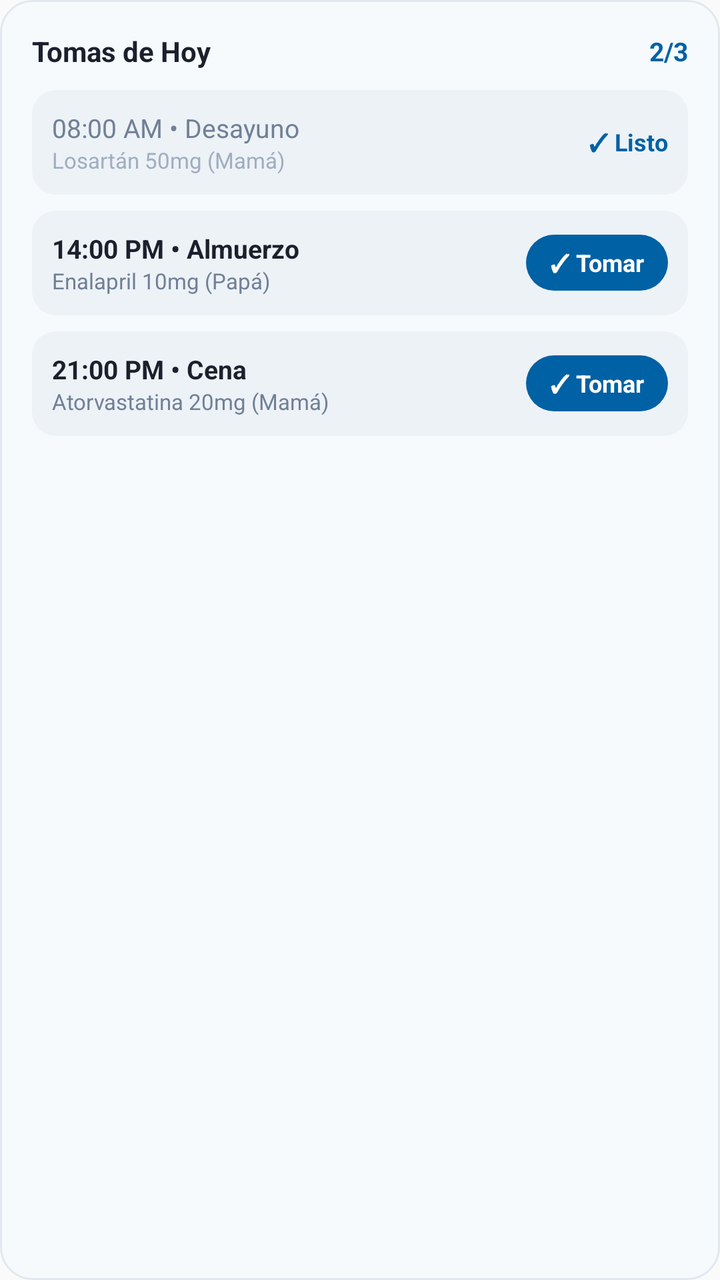
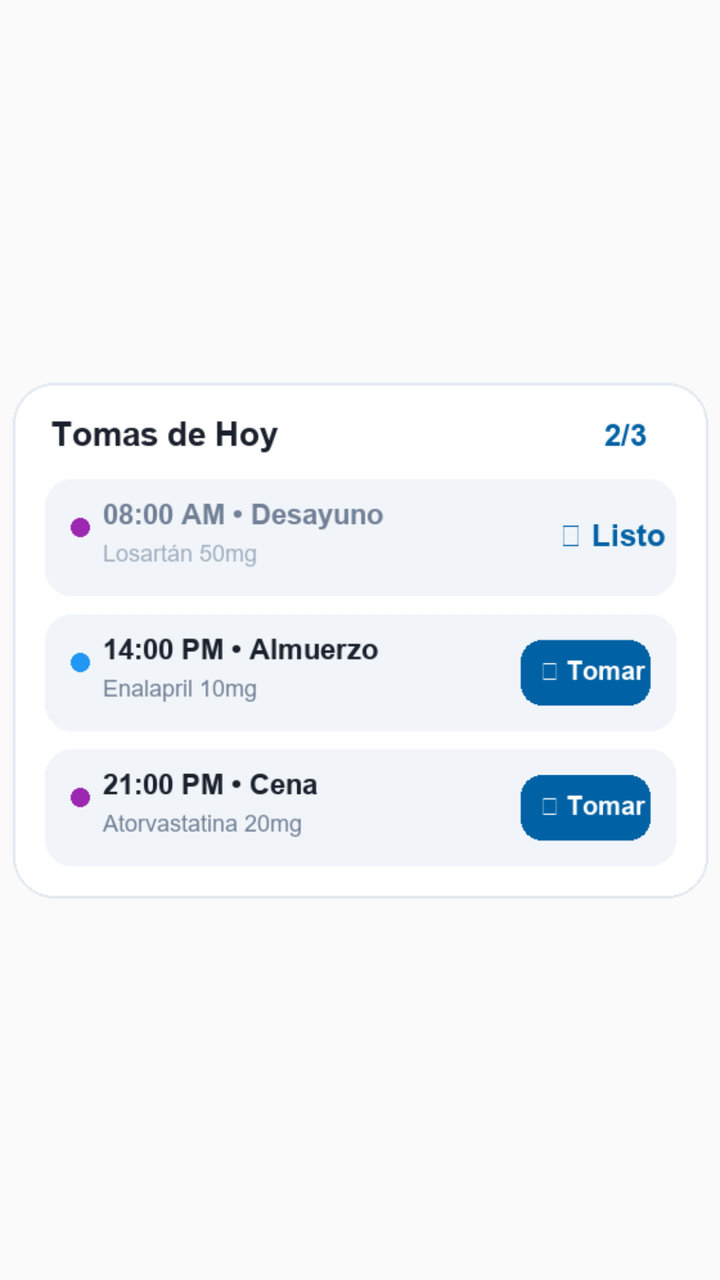

Compare the two renders of this Android layout. The source of the first and the diff that turns it into the second are given below.
<!-- AndroidManifest.xml: application theme android:Theme.Material.Light.NoActionBar -->
<!-- res/layout/widget_daily_schedule_preview.xml -->
<?xml version="1.0" encoding="utf-8"?>
<LinearLayout xmlns:android="http://schemas.android.com/apk/res/android"
    android:layout_width="match_parent"
    android:layout_height="match_parent"
    android:background="@drawable/widget_preview_card_bg"
    android:orientation="vertical"
    android:padding="16dp">

    
    <LinearLayout
        android:layout_width="match_parent"
        android:layout_height="wrap_content"
        android:gravity="center_vertical"
        android:orientation="horizontal">

        <TextView
            android:layout_width="0dp"
            android:layout_height="wrap_content"
            android:layout_weight="1"
            android:text="Tomas de Hoy"
            android:textColor="#1A202C"
            android:textSize="14sp"
            android:textStyle="bold" />

        <TextView
            android:layout_width="wrap_content"
            android:layout_height="wrap_content"
            android:text="2/3"
            android:textColor="#0061A4"
            android:textSize="13sp"
            android:textStyle="bold" />
    </LinearLayout>

    <Space
        android:layout_width="match_parent"
        android:layout_height="10dp" />

    
    <LinearLayout
        android:layout_width="match_parent"
        android:layout_height="wrap_content"
        android:background="@drawable/widget_preview_item_bg"
        android:gravity="center_vertical"
        android:orientation="horizontal"
        android:padding="10dp">

        <LinearLayout
            android:layout_width="0dp"
            android:layout_height="wrap_content"
            android:layout_weight="1"
            android:orientation="vertical">

            <TextView
                android:layout_width="wrap_content"
                android:layout_height="wrap_content"
                android:text="08:00 AM • Desayuno"
                android:textColor="#718096"
                android:textSize="13sp" />

            <TextView
                android:layout_width="wrap_content"
                android:layout_height="wrap_content"
                android:text="Losartán 50mg (Mamá)"
                android:textColor="#A0AEC0"
                android:textSize="11sp" />
        </LinearLayout>

        <TextView
            android:layout_width="wrap_content"
            android:layout_height="wrap_content"
            android:text="✓ Listo"
            android:textColor="#0061A4"
            android:textSize="12sp"
            android:textStyle="bold" />
    </LinearLayout>

    <Space
        android:layout_width="match_parent"
        android:layout_height="8dp" />

    
    <LinearLayout
        android:layout_width="match_parent"
        android:layout_height="wrap_content"
        android:background="@drawable/widget_preview_item_bg"
        android:gravity="center_vertical"
        android:orientation="horizontal"
        android:padding="10dp">

        <LinearLayout
            android:layout_width="0dp"
            android:layout_height="wrap_content"
            android:layout_weight="1"
            android:orientation="vertical">

            <TextView
                android:layout_width="wrap_content"
                android:layout_height="wrap_content"
                android:text="14:00 PM • Almuerzo"
                android:textColor="#1A202C"
                android:textSize="13sp"
                android:textStyle="bold" />

            <TextView
                android:layout_width="wrap_content"
                android:layout_height="wrap_content"
                android:text="Enalapril 10mg (Papá)"
                android:textColor="#718096"
                android:textSize="11sp" />
        </LinearLayout>

        <TextView
            android:layout_width="wrap_content"
            android:layout_height="28dp"
            android:background="@drawable/widget_preview_button_bg"
            android:gravity="center"
            android:paddingStart="12dp"
            android:paddingEnd="12dp"
            android:text="✓ Tomar"
            android:textColor="#FFFFFF"
            android:textSize="12sp"
            android:textStyle="bold" />
    </LinearLayout>

    <Space
        android:layout_width="match_parent"
        android:layout_height="8dp" />

    
    <LinearLayout
        android:layout_width="match_parent"
        android:layout_height="wrap_content"
        android:background="@drawable/widget_preview_item_bg"
        android:gravity="center_vertical"
        android:orientation="horizontal"
        android:padding="10dp">

        <LinearLayout
            android:layout_width="0dp"
            android:layout_height="wrap_content"
            android:layout_weight="1"
            android:orientation="vertical">

            <TextView
                android:layout_width="wrap_content"
                android:layout_height="wrap_content"
                android:text="21:00 PM • Cena"
                android:textColor="#1A202C"
                android:textSize="13sp"
                android:textStyle="bold" />

            <TextView
                android:layout_width="wrap_content"
                android:layout_height="wrap_content"
                android:text="Atorvastatina 20mg (Mamá)"
                android:textColor="#718096"
                android:textSize="11sp" />
        </LinearLayout>

        <TextView
            android:layout_width="wrap_content"
            android:layout_height="28dp"
            android:background="@drawable/widget_preview_button_bg"
            android:gravity="center"
            android:paddingStart="12dp"
            android:paddingEnd="12dp"
            android:text="✓ Tomar"
            android:textColor="#FFFFFF"
            android:textSize="12sp"
            android:textStyle="bold" />
    </LinearLayout>

</LinearLayout>
<!-- resources referenced by this layout -->
<resources>
  <!-- drawable widget_preview_button_bg (drawable) -->
  <?xml version="1.0" encoding="utf-8"?>
  <shape xmlns:android="http://schemas.android.com/apk/res/android"
      android:shape="rectangle">
      <corners android:radius="20dp" />
      <solid android:color="#0061A4" />
  </shape>
  <!-- drawable widget_preview_card_bg (drawable) -->
  <?xml version="1.0" encoding="utf-8"?>
  <shape xmlns:android="http://schemas.android.com/apk/res/android"
      android:shape="rectangle">
      <corners android:radius="16dp" />
      <solid android:color="#F7FAFC" />
      <stroke
          android:width="1dp"
          android:color="#E2E8F0" />
  </shape>
  <!-- drawable widget_preview_item_bg (drawable) -->
  <?xml version="1.0" encoding="utf-8"?>
  <shape xmlns:android="http://schemas.android.com/apk/res/android"
      android:shape="rectangle">
      <corners android:radius="12dp" />
      <solid android:color="#EDF2F7" />
  </shape>
</resources>

<!-- the commit's change to res/layout/widget_daily_schedule_preview.xml (unified diff, before → after) -->
@@ -1,173 +1,11 @@
 <?xml version="1.0" encoding="utf-8"?>
-<LinearLayout xmlns:android="http://schemas.android.com/apk/res/android"
+<FrameLayout xmlns:android="http://schemas.android.com/apk/res/android"
     android:layout_width="match_parent"
-    android:layout_height="match_parent"
-    android:background="@drawable/widget_preview_card_bg"
-    android:orientation="vertical"
-    android:padding="16dp">
+    android:layout_height="match_parent">
 
-    
-    <LinearLayout
+    <ImageView
         android:layout_width="match_parent"
-        android:layout_height="wrap_content"
-        android:gravity="center_vertical"
-        android:orientation="horizontal">
-
-        <TextView
-            android:layout_width="0dp"
-            android:layout_height="wrap_content"
-            android:layout_weight="1"
-            android:text="Tomas de Hoy"
-            android:textColor="#1A202C"
-            android:textSize="14sp"
-            android:textStyle="bold" />
-
-        <TextView
-            android:layout_width="wrap_content"
-            android:layout_height="wrap_content"
-            android:text="2/3"
-            android:textColor="#0061A4"
-            android:textSize="13sp"
-            android:textStyle="bold" />
-    </LinearLayout>
-
-    <Space
-        android:layout_width="match_parent"
-        android:layout_height="10dp" />
-
-    
-    <LinearLayout
-        android:layout_width="match_parent"
-        android:layout_height="wrap_content"
-        android:background="@drawable/widget_preview_item_bg"
-        android:gravity="center_vertical"
-        android:orientation="horizontal"
-        android:padding="10dp">
-
-        <LinearLayout
-            android:layout_width="0dp"
-            android:layout_height="wrap_content"
-            android:layout_weight="1"
-            android:orientation="vertical">
-
-            <TextView
-                android:layout_width="wrap_content"
-                android:layout_height="wrap_content"
-                android:text="08:00 AM • Desayuno"
-                android:textColor="#718096"
-                android:textSize="13sp" />
-
-            <TextView
-                android:layout_width="wrap_content"
-                android:layout_height="wrap_content"
-                android:text="Losartán 50mg (Mamá)"
-                android:textColor="#A0AEC0"
-                android:textSize="11sp" />
-        </LinearLayout>
-
-        <TextView
-            android:layout_width="wrap_content"
-            android:layout_height="wrap_content"
-            android:text="✓ Listo"
-            android:textColor="#0061A4"
-            android:textSize="12sp"
-            android:textStyle="bold" />
-    </LinearLayout>
-
-    <Space
-        android:layout_width="match_parent"
-        android:layout_height="8dp" />
-
-    
-    <LinearLayout
-        android:layout_width="match_parent"
-        android:layout_height="wrap_content"
-        android:background="@drawable/widget_preview_item_bg"
-        android:gravity="center_vertical"
-        android:orientation="horizontal"
-        android:padding="10dp">
-
-        <LinearLayout
-            android:layout_width="0dp"
-            android:layout_height="wrap_content"
-            android:layout_weight="1"
-            android:orientation="vertical">
-
-            <TextView
-                android:layout_width="wrap_content"
-                android:layout_height="wrap_content"
-                android:text="14:00 PM • Almuerzo"
-                android:textColor="#1A202C"
-                android:textSize="13sp"
-                android:textStyle="bold" />
-
-            <TextView
-                android:layout_width="wrap_content"
-                android:layout_height="wrap_content"
-                android:text="Enalapril 10mg (Papá)"
-                android:textColor="#718096"
-                android:textSize="11sp" />
-        </LinearLayout>
-
-        <TextView
-            android:layout_width="wrap_content"
-            android:layout_height="28dp"
-            android:background="@drawable/widget_preview_button_bg"
-            android:gravity="center"
-            android:paddingStart="12dp"
-            android:paddingEnd="12dp"
-            android:text="✓ Tomar"
-            android:textColor="#FFFFFF"
-            android:textSize="12sp"
-            android:textStyle="bold" />
-    </LinearLayout>
-
-    <Space
-        android:layout_width="match_parent"
-        android:layout_height="8dp" />
-
-    
-    <LinearLayout
-        android:layout_width="match_parent"
-        android:layout_height="wrap_content"
-        android:background="@drawable/widget_preview_item_bg"
-        android:gravity="center_vertical"
-        android:orientation="horizontal"
-        android:padding="10dp">
-
-        <LinearLayout
-            android:layout_width="0dp"
-            android:layout_height="wrap_content"
-            android:layout_weight="1"
-            android:orientation="vertical">
-
-            <TextView
-                android:layout_width="wrap_content"
-                android:layout_height="wrap_content"
-                android:text="21:00 PM • Cena"
-                android:textColor="#1A202C"
-                android:textSize="13sp"
-                android:textStyle="bold" />
-
-            <TextView
-                android:layout_width="wrap_content"
-                android:layout_height="wrap_content"
-                android:text="Atorvastatina 20mg (Mamá)"
-                android:textColor="#718096"
-                android:textSize="11sp" />
-        </LinearLayout>
-
-        <TextView
-            android:layout_width="wrap_content"
-            android:layout_height="28dp"
-            android:background="@drawable/widget_preview_button_bg"
-            android:gravity="center"
-            android:paddingStart="12dp"
-            android:paddingEnd="12dp"
-            android:text="✓ Tomar"
-            android:textColor="#FFFFFF"
-            android:textSize="12sp"
-            android:textStyle="bold" />
-    </LinearLayout>
-
-</LinearLayout>
+        android:layout_height="match_parent"
+        android:scaleType="fitCenter"
+        android:src="@drawable/widget_daily_schedule_preview" />
+</FrameLayout>
<!-- resource entries referenced after the edit -->
@@ -1,28 +1,5 @@
 <!-- resources referenced by this layout -->
 <resources>
-  <!-- drawable widget_preview_button_bg (drawable) -->
-  <?xml version="1.0" encoding="utf-8"?>
-  <shape xmlns:android="http://schemas.android.com/apk/res/android"
-      android:shape="rectangle">
-      <corners android:radius="20dp" />
-      <solid android:color="#0061A4" />
-  </shape>
-  <!-- drawable widget_preview_card_bg (drawable) -->
-  <?xml version="1.0" encoding="utf-8"?>
-  <shape xmlns:android="http://schemas.android.com/apk/res/android"
-      android:shape="rectangle">
-      <corners android:radius="16dp" />
-      <solid android:color="#F7FAFC" />
-      <stroke
-          android:width="1dp"
-          android:color="#E2E8F0" />
-  </shape>
-  <!-- drawable widget_preview_item_bg (drawable) -->
-  <?xml version="1.0" encoding="utf-8"?>
-  <shape xmlns:android="http://schemas.android.com/apk/res/android"
-      android:shape="rectangle">
-      <corners android:radius="12dp" />
-      <solid android:color="#EDF2F7" />
-  </shape>
+  <!-- drawable widget_daily_schedule_preview: png bitmap (drawable-nodpi, 27364 bytes) -->
 </resources>
 
